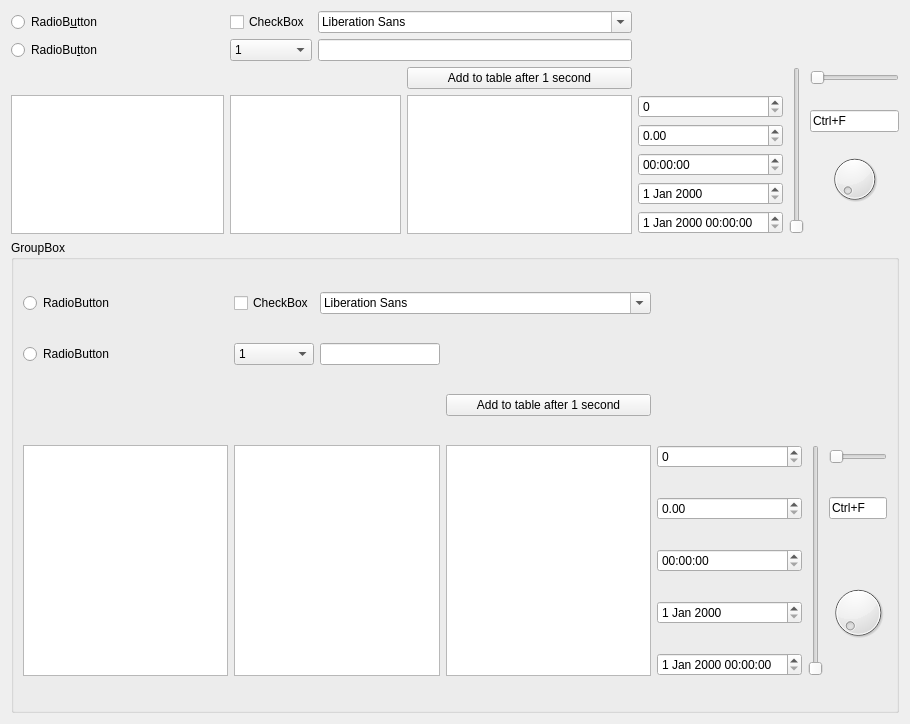
Before: the Qt Designer form demo/src/res/demosettingspage.ui in mrpilot2/aide, drawn with Qt 5.
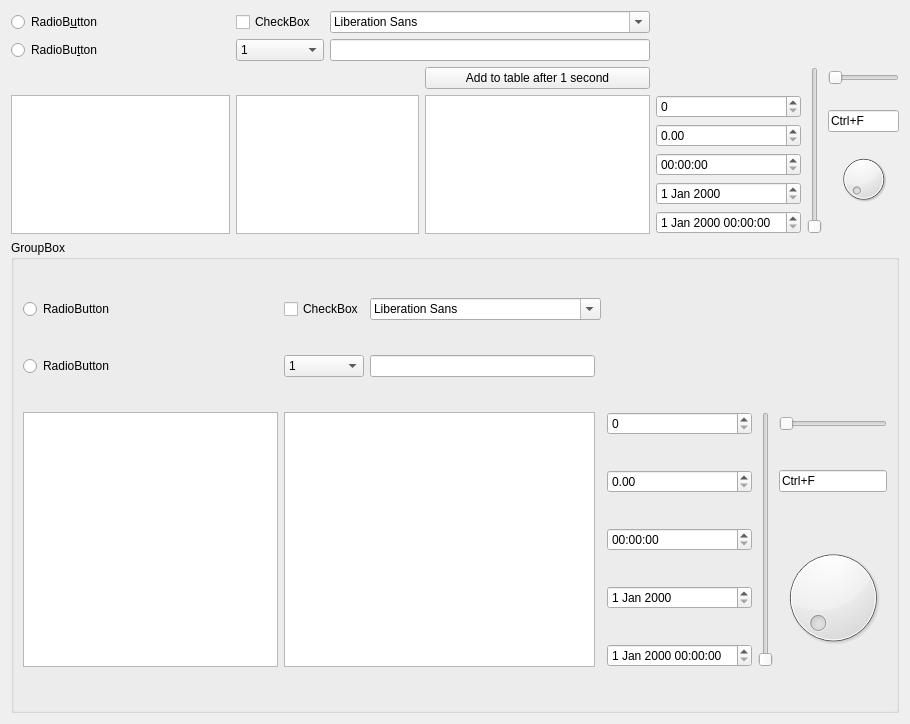
After: the same form once the commit is applied.

Commit message:
(+) SettingsDialog: show reset label and enable apply button
depending on GUI state, when a GUI element is changed by
the user, SettingsPage is asked for modification, if the page
is modified, the reset label is shown

the apply button is enabled if any of the pages has modifications

Diff of the .ui file:
```diff
--- a/demo/src/res/demosettingspage.ui
+++ b/demo/src/res/demosettingspage.ui
@@ -114,13 +114,13 @@
       <string>GroupBox</string>
      </property>
      <layout class="QGridLayout" name="gridLayout">
-      <item row="3" column="1" rowspan="5" colspan="2">
+      <item row="2" column="1" rowspan="5" colspan="2">
        <widget class="QPlainTextEdit" name="plainTextEdit"/>
       </item>
-      <item row="3" column="4">
+      <item row="2" column="4">
        <widget class="QSpinBox" name="spinBox_2"/>
       </item>
-      <item row="4" column="6">
+      <item row="3" column="6">
        <widget class="QKeySequenceEdit" name="keySequenceEdit_2">
         <property name="keySequence">
          <string>Ctrl+F</string>
@@ -130,7 +130,7 @@
       <item row="0" column="2" colspan="2">
        <widget class="QFontComboBox" name="fontComboBox_2"/>
       </item>
-      <item row="6" column="4">
+      <item row="5" column="4">
        <widget class="QDateEdit" name="dateEdit_2"/>
       </item>
       <item row="0" column="1">
@@ -140,19 +140,19 @@
         </property>
        </widget>
       </item>
-      <item row="4" column="4">
+      <item row="3" column="4">
        <widget class="QDoubleSpinBox" name="doubleSpinBox"/>
       </item>
-      <item row="5" column="6" rowspan="3">
+      <item row="4" column="6" rowspan="3">
        <widget class="QDial" name="dial"/>
       </item>
-      <item row="5" column="4">
+      <item row="4" column="4">
        <widget class="QTimeEdit" name="timeEdit_2"/>
       </item>
-      <item row="3" column="0" rowspan="5">
+      <item row="2" column="0" rowspan="5">
        <widget class="QTextEdit" name="textEdit_2"/>
       </item>
-      <item row="7" column="4">
+      <item row="6" column="4">
        <widget class="QDateTimeEdit" name="dateTimeEdit_2"/>
       </item>
       <item row="1" column="1">
@@ -181,17 +181,14 @@
         </property>
        </widget>
       </item>
-      <item row="3" column="6">
+      <item row="2" column="6">
        <widget class="QSlider" name="horizontalSlider_2">
         <property name="orientation">
          <enum>Qt::Horizontal</enum>
         </property>
        </widget>
       </item>
-      <item row="3" column="3" rowspan="5">
-       <widget class="QTableWidget" name="tableWidget_2"/>
-      </item>
-      <item row="3" column="5" rowspan="5">
+      <item row="2" column="5" rowspan="5">
        <widget class="QSlider" name="verticalSlider_2">
         <property name="orientation">
          <enum>Qt::Vertical</enum>
@@ -208,13 +205,6 @@
         </property>
        </widget>
       </item>
-      <item row="2" column="3">
-       <widget class="QPushButton" name="pushButton_2">
-        <property name="text">
-         <string>Add to table after 1 second</string>
-        </property>
-       </widget>
-      </item>
      </layout>
     </widget>
    </item>
```
The commit also changes 20 other files.
